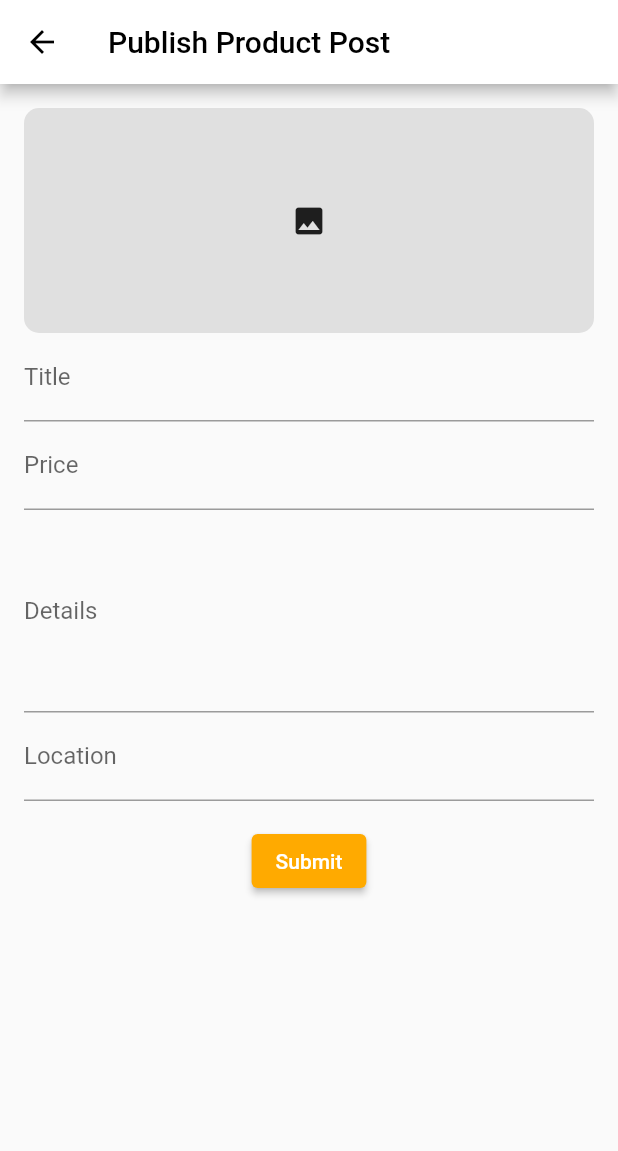
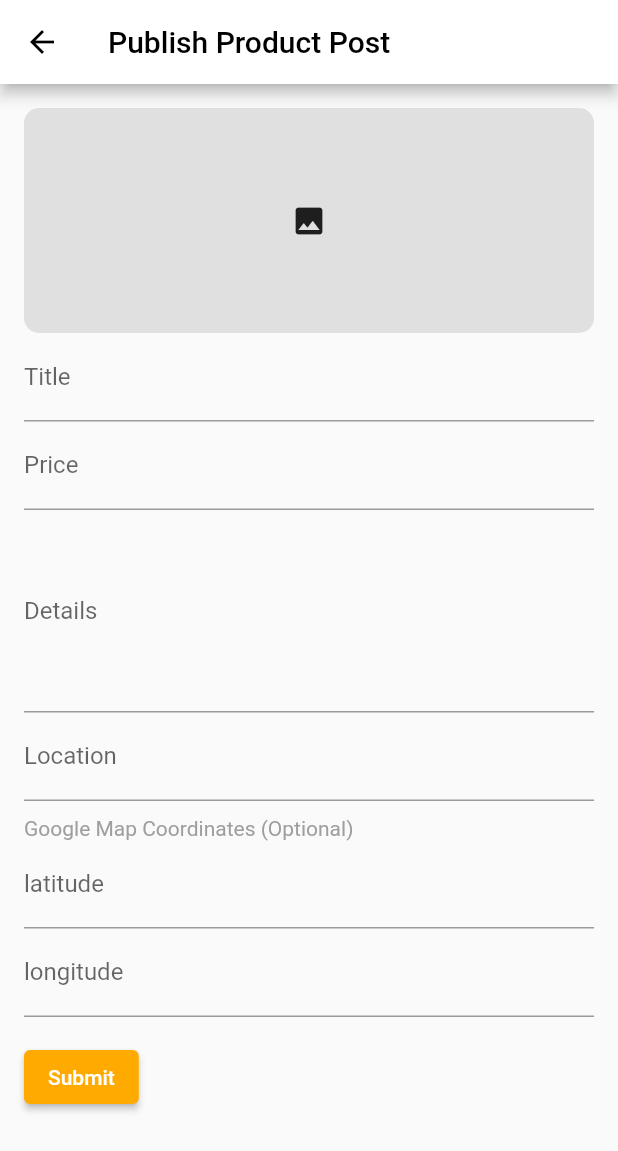
Before and after one commit to JohnEsleyer/StreetMarket, a Flutter app: the PostProduct screen opened by its route, on a phone screen of 412 x 824 dp. Shown: the top 1151 px of the screen. Run offline on Flutter 3.47's test engine with Material 2 defaults, Android fonts, the phone set to English and light mode, and no system bars; our stand-ins replace cloud_firestore, firebase_auth, firebase_core, firebase_storage, iconsax, image_picker; missing offline and left inert: firestore_search_input; accounts and stored records are empty.

Commit message:
added latitude and longitude in Post Form

```diff
--- a/lib/samples/post_product_sample.dart
+++ b/lib/samples/post_product_sample.dart
@@ -22,6 +22,8 @@ class _PostProductState extends State<PostProduct> {
   String _price = '';
   String _details = '';
   String _location = '';
+  double _latitude = 0.0;
+  double _longitude = 0.0;
   late File _image;
   late User? _user = FirebaseAuth.instance.currentUser;
   String _postImageURL = '';
@@ -100,6 +102,8 @@ class _PostProductState extends State<PostProduct> {
         'price': _price,
         'details': _details,
         'location': _location,
+        'latitude': _latitude,
+        'longitude': _longitude,
         'imageUrl': await ref.getDownloadURL(),
         'id': _postId,
         'user': _user?.uid,
@@ -129,6 +133,7 @@ class _PostProductState extends State<PostProduct> {
         child: Padding(
           padding: const EdgeInsets.all(16.0),
           child: Column(
+            crossAxisAlignment: CrossAxisAlignment.start,
             children: [
               _postImageURL == ''
                   ? GestureDetector(
@@ -182,6 +187,27 @@ class _PostProductState extends State<PostProduct> {
                 },
               ),
               SizedBox(
+                height: 10,
+              ),
+              Text(
+                'Google Map Coordinates (Optional)',
+                style: TextStyle(
+                  color: Colors.grey,
+                ),
+              ),
+              TextFormField(
+                decoration: InputDecoration(labelText: 'latitude'),
+                onChanged: (value) {
+                  _latitude = double.parse(value);
+                },
+              ),
+              TextFormField(
+                decoration: InputDecoration(labelText: 'longitude'),
+                onChanged: (value) {
+                  _longitude = double.parse(value);
+                },
+              ),
+              SizedBox(
                 height: 16.0,
               ),
               ElevatedButton(
```
